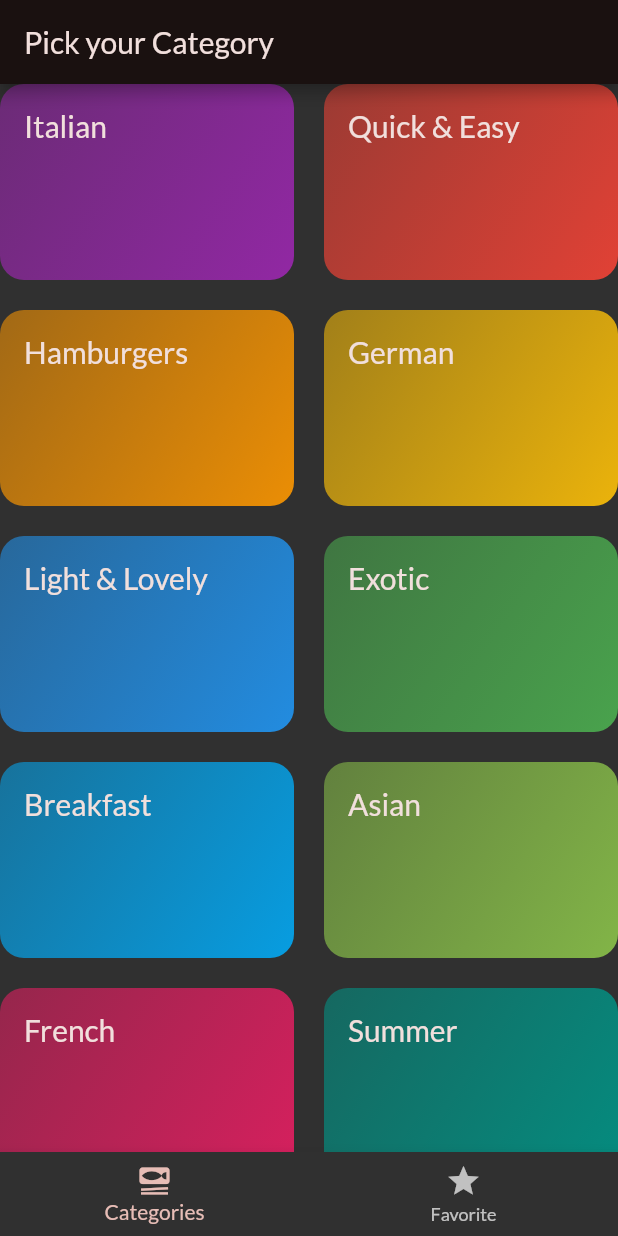
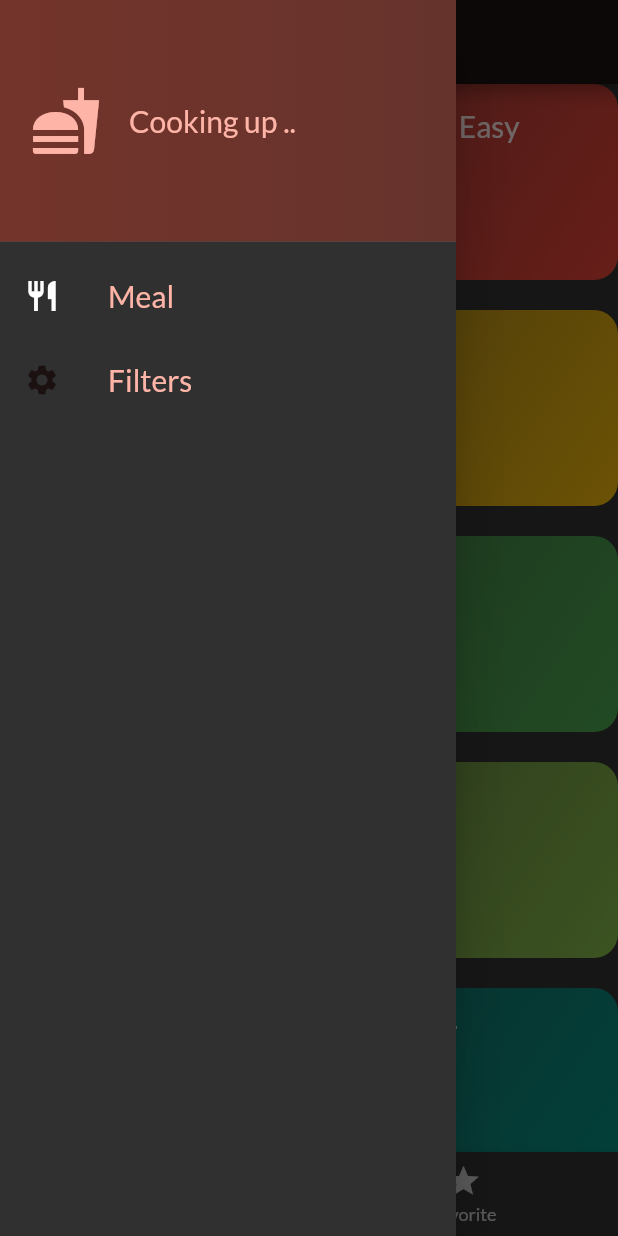
Before and after one commit to Ahmedanwar10/meal_app, a Flutter app: the screen it shows after launch, with the side drawer open (before the commit the screen has no drawer), on a phone screen of 412 x 824 dp. Run offline on Flutter 3.47's test engine with Material 2 defaults, Android fonts, the phone set to English and light mode, and no system bars; our stand-ins replace google_fonts.

Commit message:
add category add button fav add button show meal add button favorite add button Drawer

```diff
--- a/lib/screens/tabs_screen.dart
+++ b/lib/screens/tabs_screen.dart
@@ -1,6 +1,7 @@
 import 'package:flutter/material.dart';
 import 'package:meal_app/screens/categories_screen.dart';
 import 'package:meal_app/screens/show_meal.dart';
+import 'package:meal_app/widgets/main_drawer.dart';
 
 import '../model/meal.dart';
 
@@ -57,6 +58,7 @@ class _TabsScreenState extends State<TabsScreen> {
         title: Text(ActivePageTitle),
       ),
       body: ActivePage,
+      drawer: MainDrawer(),
       bottomNavigationBar: BottomNavigationBar(
         onTap: _selectPage,
         currentIndex: _selectedPageIndex,
--- /dev/null
+++ b/lib/widgets/main_drawer.dart
@@ -0,0 +1,65 @@
+import 'package:flutter/material.dart';
+
+class MainDrawer extends StatelessWidget {
+  const MainDrawer({Key? key}) : super(key: key);
+
+  @override
+  Widget build(BuildContext context) {
+    return Drawer(
+      child: Column(
+        children: [
+          DrawerHeader(
+            padding: EdgeInsets.all(20),
+            decoration: BoxDecoration(
+              gradient: LinearGradient(colors: [
+                Theme.of(context).colorScheme.primaryContainer,
+                Theme.of(context).colorScheme.primaryContainer.withOpacity(0.8),
+              ]),
+            ),
+            child: Row(
+              children: [
+                Icon(
+                  Icons.fastfood,
+                  size: 48,
+                  color: Theme.of(context).colorScheme.primary,
+                ),
+                SizedBox(
+                  width: 18,
+                ),
+                Text(
+                  "Cooking up ..",
+                  style: Theme.of(context).textTheme.titleLarge!.copyWith(
+                        color: Theme.of(context).colorScheme.primary,
+                      ),
+                ),
+              ],
+            ),
+          ),
+          ListTile(
+            onTap: () {},
+            leading: Icon(Icons.restaurant),
+            title: Text(
+              "Meal",
+              style: Theme.of(context).textTheme.titleLarge!.copyWith(
+                    color: Theme.of(context).colorScheme.primary,
+                  ),
+            ),
+          ),
+          ListTile(
+            onTap: () {},
+            leading: Icon(
+              Icons.settings,
+              color: Theme.of(context).colorScheme.background,
+            ),
+            title: Text(
+              "Filters",
+              style: Theme.of(context).textTheme.titleLarge!.copyWith(
+                    color: Theme.of(context).colorScheme.primary,
+                  ),
+            ),
+          ),
+        ],
+      ),
+    );
+  }
+}
```
